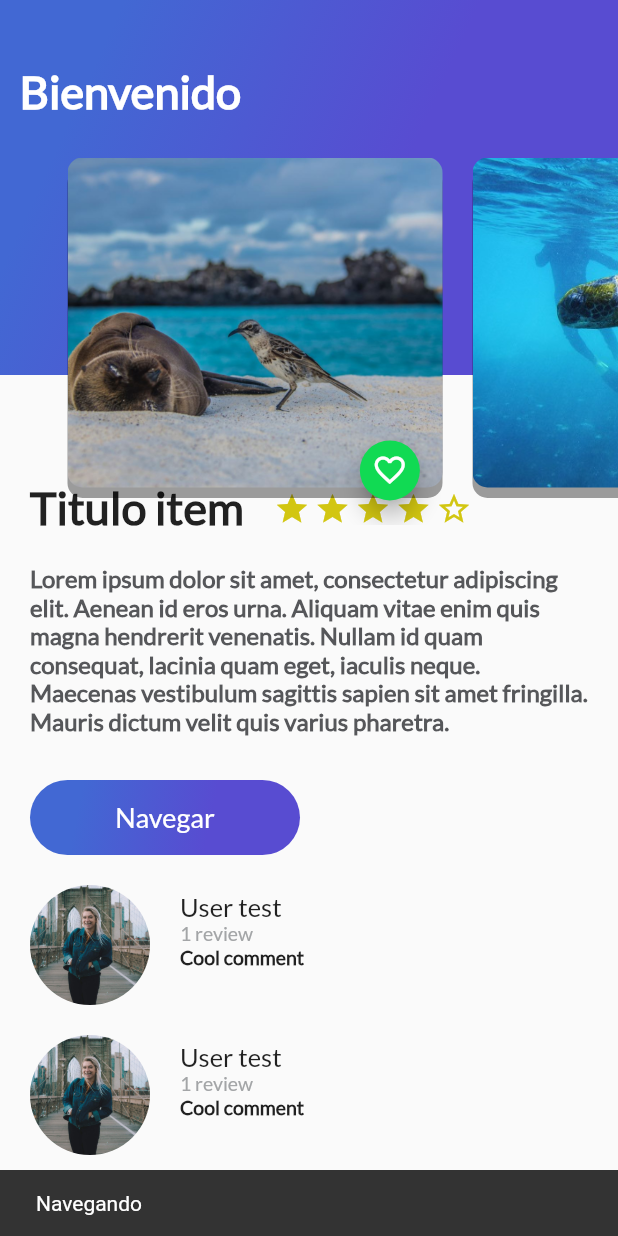
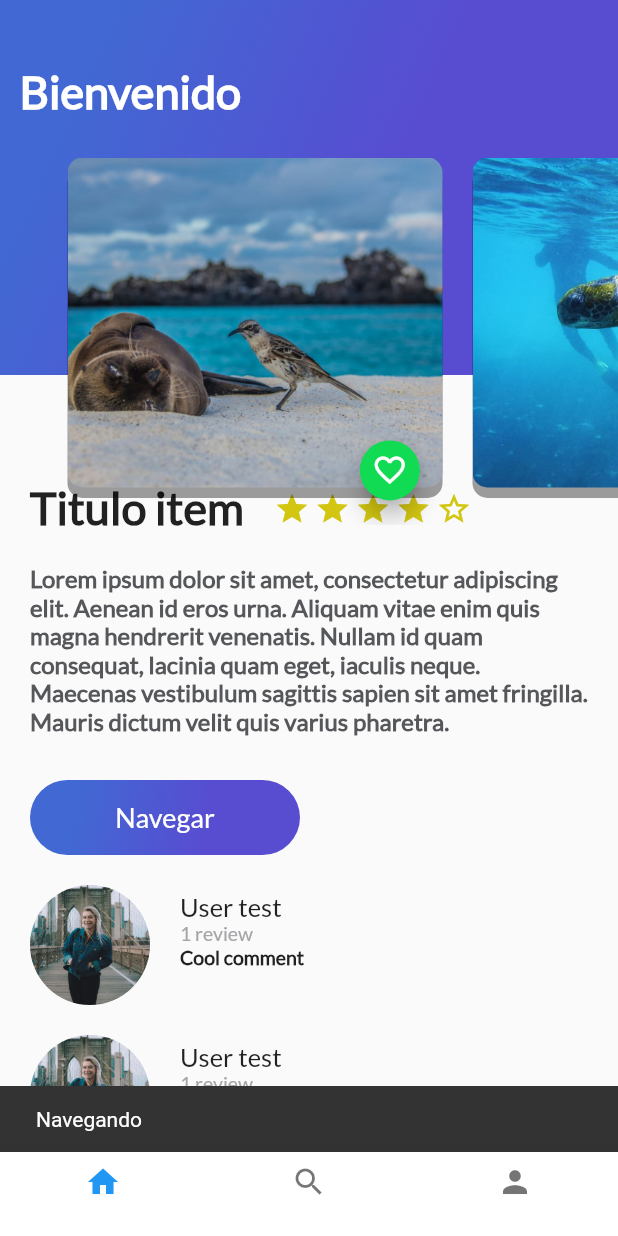
Before and after one commit to alvaro-barrera/flutter-review, a Flutter app: the screen it shows after launch, after a tap on "Navegar", on a phone screen of 412 x 824 dp. Run offline on Flutter 3.47's test engine with Material 2 defaults, Android fonts, the phone set to English and light mode, and no system bars.

Commit message:
Navigation-bar

```diff
--- a/lib/card_image_list.dart
+++ b/lib/card_image_list.dart
@@ -8,6 +8,7 @@ class CardImageList extends StatelessWidget {
     return Container(
       height: 350,
       child: ListView(
+        physics: BouncingScrollPhysics(),
         padding: EdgeInsets.all(25),
         scrollDirection: Axis.horizontal,
         children: [
--- /dev/null
+++ b/lib/home_trip.dart
@@ -0,0 +1,25 @@
+import 'package:flutter/material.dart';
+import 'package:platzi_trips_app/review_list.dart';
+
+import 'description_place.dart';
+import 'header_appbar.dart';
+
+class HomeTrip extends StatelessWidget {
+  String descriptionDummy = "Lorem ipsum dolor sit amet, consectetur adipiscing elit. Aenean id eros urna. Aliquam vitae enim quis magna hendrerit venenatis. Nullam id quam consequat, lacinia quam eget, iaculis neque. Maecenas vestibulum sagittis sapien sit amet fringilla. Mauris dictum velit quis varius pharetra.";
+  @override
+  Widget build(BuildContext context) {
+    // TODO: implement build
+    return Stack(
+      children: [
+        ListView(
+          children: [
+            DescriptionPlace("Titulo item", descriptionDummy, 4),
+            ReviewList()
+          ],
+        ),
+        HeaderAppBar()
+      ],
+    );
+  }
+
+}
--- /dev/null
+++ b/lib/layout_trip.dart
@@ -0,0 +1,59 @@
+import 'package:flutter/material.dart';
+import 'package:platzi_trips_app/profile_trip.dart';
+import 'package:platzi_trips_app/search_trip.dart';
+
+import 'home_trip.dart';
+
+class LayoutTrip extends StatefulWidget {
+  @override
+  State<StatefulWidget> createState() {
+    // TODO: implement createState
+    return _LayoutTrip();
+  }
+}
+
+class _LayoutTrip extends State<LayoutTrip> {
+  int indexTap = 0;
+  final List <Widget> widgetsChildren = [
+    HomeTrip(),
+    SearchTrip(),
+    ProfileTrip(),
+  ];
+  void onTapTapped(int index){
+    setState(() {
+      indexTap = index;
+    });
+  }
+  @override
+  Widget build(BuildContext context) {
+    // TODO: implement build
+
+    return Scaffold(
+        body: widgetsChildren[indexTap],
+        bottomNavigationBar: Theme(
+          data: Theme.of(context).copyWith(
+            canvasColor: Colors.white,
+            primaryColor: Colors.purple
+          ),
+          child: BottomNavigationBar(
+            onTap: onTapTapped,
+            currentIndex: indexTap,
+              items: [
+                BottomNavigationBarItem(
+                    icon: Icon(Icons.home),
+                    label: ""
+                ),
+                BottomNavigationBarItem(
+                    icon: Icon(Icons.search),
+                    label: ""
+                ),
+                BottomNavigationBarItem(
+                    icon: Icon(Icons.person),
+                    label: ""
+                ),
+              ]
+          ),
+        ),
+    );
+  }
+}
--- a/lib/main.dart
+++ b/lib/main.dart
@@ -1,9 +1,7 @@
 
 import 'package:flutter/material.dart';
-import 'package:platzi_trips_app/gradient_back.dart';
-import 'package:platzi_trips_app/header_appbar.dart';
-import 'package:platzi_trips_app/review_list.dart';
-import 'description_place.dart';
+import 'package:platzi_trips_app/layout_trip.dart';
+
 void main() {
   runApp(MyApp());
 }
@@ -26,20 +24,7 @@ class MyApp extends StatelessWidget {
         // is not restarted.
         primarySwatch: Colors.blue,
       ),
-      home: Scaffold(
-        // body: new DescriptionPlace("Titulo item", "Lorem ipsum dolor sit amet, consectetur adipiscing elit. Aenean id eros urna. Aliquam vitae enim quis magna hendrerit venenatis. Nullam id quam consequat, lacinia quam eget, iaculis neque. Maecenas vestibulum sagittis sapien sit amet fringilla. Mauris dictum velit quis varius pharetra.", 4),
-        body: Stack(
-          children: [
-            ListView(
-              children: [
-                DescriptionPlace("Titulo item", "Lorem ipsum dolor sit amet, consectetur adipiscing elit. Aenean id eros urna. Aliquam vitae enim quis magna hendrerit venenatis. Nullam id quam consequat, lacinia quam eget, iaculis neque. Maecenas vestibulum sagittis sapien sit amet fringilla. Mauris dictum velit quis varius pharetra.", 4),
-                ReviewList()
-              ],
-            ),
-            HeaderAppBar()
-          ],
-        ),
-      ),
+      home: LayoutTrip()
       //MyHomePage(title: 'Flutter Demo Home Page'),
     );
   }
--- /dev/null
+++ b/lib/profile_trip.dart
@@ -0,0 +1,12 @@
+import 'package:flutter/material.dart';
+
+class ProfileTrip extends StatelessWidget{
+  @override
+  Widget build(BuildContext context) {
+    // TODO: implement build
+    return Container(
+      color: Colors.indigo,
+    );
+  }
+
+}
--- /dev/null
+++ b/lib/search_trip.dart
@@ -0,0 +1,12 @@
+import 'package:flutter/material.dart';
+
+class SearchTrip extends StatelessWidget {
+  @override
+  Widget build(BuildContext context) {
+    // TODO: implement build
+    return Container(
+      color: Colors.greenAccent,
+    );
+  }
+
+}
```
